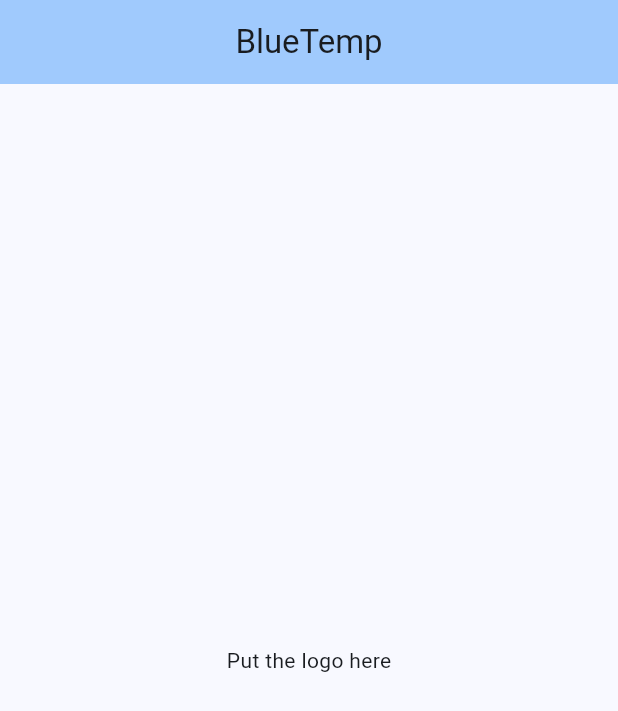
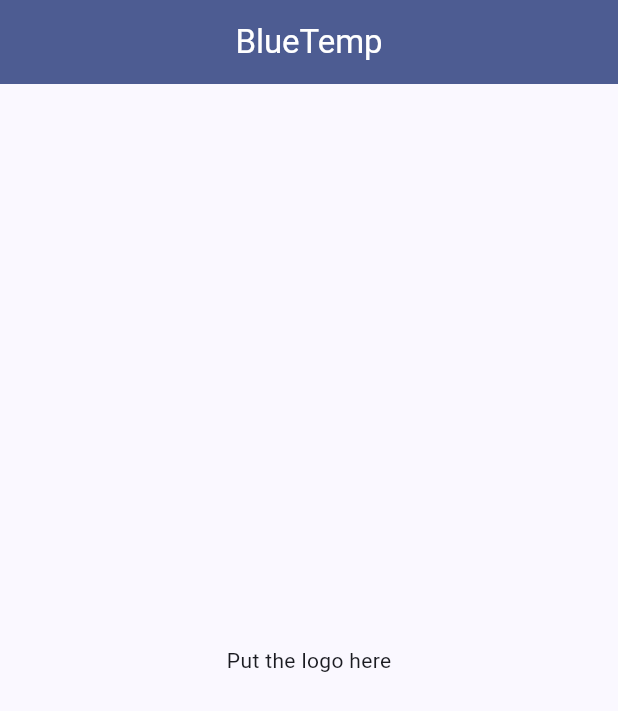
Before and after one commit to BogyMitutoyoCTL/BOGY-App-2024-03, a Flutter app: the screen it shows after launch, on a phone screen of 412 x 824 dp. Shown: the top 711 px of the screen. Run offline on Flutter 3.47's test engine with Material 3 defaults, Android fonts, the phone set to English and light mode, and no system bars.

Commit message:
Add global state with theme information to have consistent colors later

```diff
--- a/bluetemp/lib/BlueTempApp.dart
+++ b/bluetemp/lib/BlueTempApp.dart
@@ -1,3 +1,4 @@
+import 'package:bluetemp/main.dart';
 import 'package:flutter/material.dart';
 
 import 'SplashScreenWidget.dart';
@@ -8,11 +9,10 @@ class BlueTempApp extends StatelessWidget {
   @override
   Widget build(BuildContext context) {
     return MaterialApp(
-      title: 'BlueTemp',
-      theme: ThemeData(
-        colorScheme: ColorScheme.fromSeed(seedColor: Colors.blue),
-        useMaterial3: true,
-      ),
+      title: 'BlueTemp - the Bluetooth temperature monitoring app',
+      theme: globalState.theme,
+      darkTheme: globalState.darkTheme,
+      themeMode: globalState.selectedTheme,
       home: const SplashScreenWidget(title: 'BlueTemp'),
     );
   }
--- a/bluetemp/lib/SplashScreenWidget.dart
+++ b/bluetemp/lib/SplashScreenWidget.dart
@@ -14,7 +14,6 @@ class _SplashScreenWidgetState extends State<SplashScreenWidget> {
   Widget build(BuildContext context) {
     return Scaffold(
       appBar: AppBar(
-        backgroundColor: Theme.of(context).colorScheme.inversePrimary,
         title: Text(widget.title),
         centerTitle: true,
       ),
--- a/bluetemp/lib/main.dart
+++ b/bluetemp/lib/main.dart
@@ -1,7 +1,12 @@
+import 'package:bluetemp/GlobalState.dart';
 import 'package:flutter/material.dart';
 
 import 'BlueTempApp.dart';
 
+late GlobalState globalState;
 void main() {
+  globalState = GlobalState();
+  // TODO: maybe load the state from a file here
+
   runApp(const BlueTempApp());
 }
```
Also changed, not shown: bluetemp/lib/GlobalState.dart (added, +20 -0 lines).
